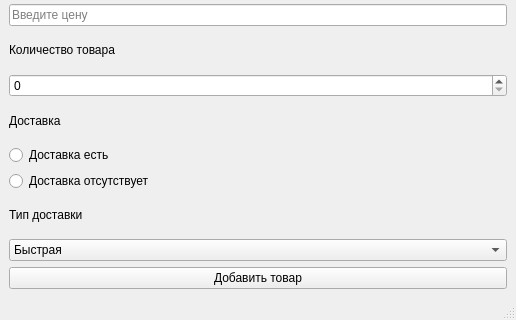
This is Source/MDKP/workeradddelivery.ui in striction10/MDKP as Qt 5 draws it before an edit; both pictures show x 0 to 516 and y 215 to 535 of the 516 by 535 pixel window. The edited form follows.
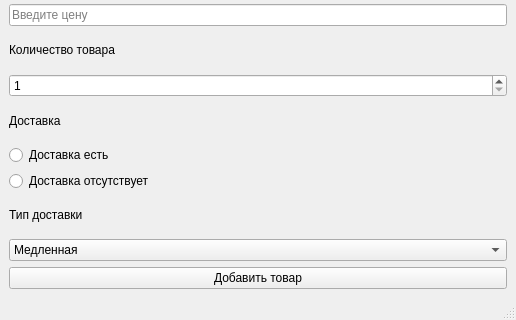
This is the edited form.

The edit to the form file:
```diff
--- a/Source/MDKP/workeradddelivery.ui
+++ b/Source/MDKP/workeradddelivery.ui
@@ -74,6 +74,9 @@
       </item>
       <item>
        <widget class="QSpinBox" name="spinBoxCount">
+        <property name="minimum">
+         <number>1</number>
+        </property>
         <property name="maximum">
          <number>1000</number>
         </property>
@@ -109,11 +112,6 @@
       </item>
       <item>
        <widget class="QComboBox" name="comboBox">
-        <item>
-         <property name="text">
-          <string>Быстрая</string>
-         </property>
-        </item>
         <item>
          <property name="text">
           <string>Медленная</string>
```
Left out of the diff: 10 changed lines with no effect on the pictures.
